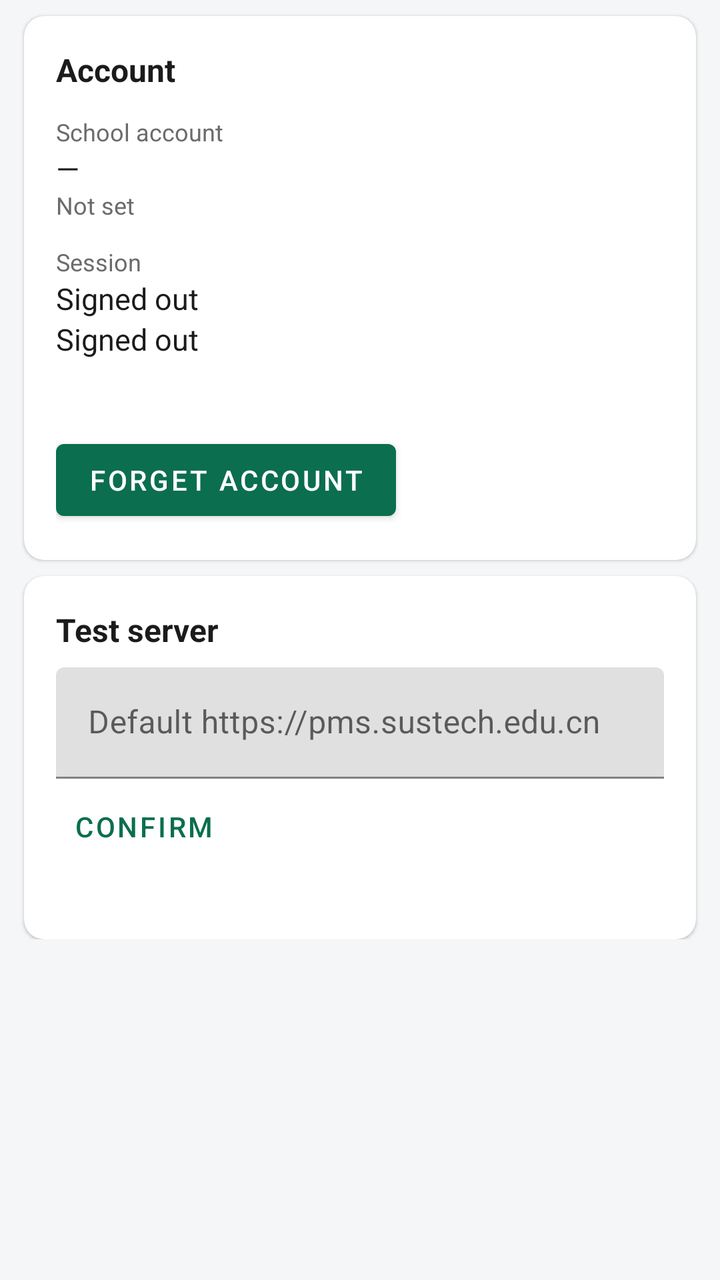
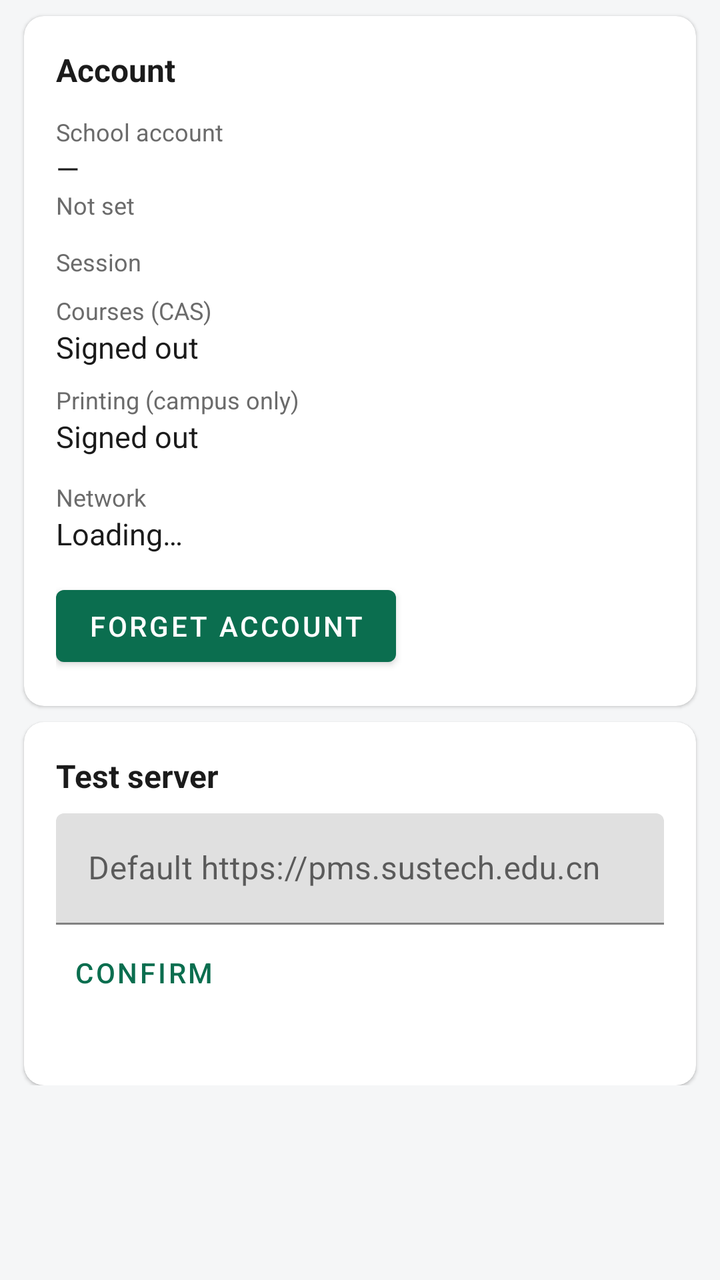

Screens rendered from an Android XML layout before and after an edit, with the pre-edit source and the edit as a unified diff.
<!-- AndroidManifest.xml: application theme Theme.SustechMobile -->
<!-- res/layout/fragment_account.xml -->
<?xml version="1.0" encoding="utf-8"?>
<ScrollView xmlns:android="http://schemas.android.com/apk/res/android"
    android:layout_width="match_parent"
    android:layout_height="match_parent">

    <LinearLayout
        android:layout_width="match_parent"
        android:layout_height="wrap_content"
        android:orientation="vertical"
        android:paddingBottom="24dp">

        <com.google.android.material.card.MaterialCardView
            style="@style/CardBase"
            android:layout_width="match_parent"
            android:layout_height="wrap_content">

            <LinearLayout
                android:layout_width="match_parent"
                android:layout_height="wrap_content"
                android:orientation="vertical"
                android:padding="16dp">

                <TextView
                    android:layout_width="wrap_content"
                    android:layout_height="wrap_content"
                    android:text="@string/account_title"
                    android:textColor="@color/ink"
                    android:textSize="16sp"
                    android:textStyle="bold" />

                <TextView
                    android:layout_width="wrap_content"
                    android:layout_height="wrap_content"
                    android:layout_marginTop="12dp"
                    android:text="@string/account_identity"
                    android:textAppearance="@style/FieldLabel" />

                <TextView
                    android:id="@+id/account_identity"
                    android:layout_width="wrap_content"
                    android:layout_height="wrap_content"
                    android:text="@string/account_unknown"
                    android:textAppearance="@style/FieldValue" />

                <TextView
                    android:id="@+id/account_identity_state"
                    android:layout_width="wrap_content"
                    android:layout_height="wrap_content"
                    android:text="@string/account_creds_missing"
                    android:textColor="@color/ink_muted"
                    android:textSize="12sp" />

                <TextView
                    android:layout_width="wrap_content"
                    android:layout_height="wrap_content"
                    android:layout_marginTop="12dp"
                    android:text="@string/account_session"
                    android:textAppearance="@style/FieldLabel" />

                <TextView
                    android:id="@+id/account_print_session"
                    android:layout_width="wrap_content"
                    android:layout_height="wrap_content"
                    android:text="@string/account_session_invalid"
                    android:textAppearance="@style/FieldValue" />

                <TextView
                    android:id="@+id/account_tis_session"
                    android:layout_width="wrap_content"
                    android:layout_height="wrap_content"
                    android:text="@string/account_session_invalid"
                    android:textAppearance="@style/FieldValue" />

                <TextView
                    android:id="@+id/account_note"
                    android:layout_width="match_parent"
                    android:layout_height="wrap_content"
                    android:layout_marginTop="8dp"
                    android:textColor="@color/ink_muted"
                    android:textSize="12sp" />

                <com.google.android.material.button.MaterialButton
                    android:id="@+id/btn_forget"
                    android:layout_width="wrap_content"
                    android:layout_height="wrap_content"
                    android:layout_marginTop="12dp"
                    android:text="@string/account_forget" />
            </LinearLayout>
        </com.google.android.material.card.MaterialCardView>

        <com.google.android.material.card.MaterialCardView
            style="@style/CardBase"
            android:layout_width="match_parent"
            android:layout_height="wrap_content">

            <LinearLayout
                android:layout_width="match_parent"
                android:layout_height="wrap_content"
                android:orientation="vertical"
                android:padding="16dp">

                <TextView
                    android:layout_width="wrap_content"
                    android:layout_height="wrap_content"
                    android:text="@string/account_dev_title"
                    android:textColor="@color/ink"
                    android:textSize="16sp"
                    android:textStyle="bold" />

                <com.google.android.material.textfield.TextInputLayout
                    android:layout_width="match_parent"
                    android:layout_height="wrap_content"
                    android:layout_marginTop="8dp"
                    android:hint="@string/server_hint">

                    <com.google.android.material.textfield.TextInputEditText
                        android:id="@+id/input_server"
                        android:layout_width="match_parent"
                        android:layout_height="wrap_content"
                        android:inputType="textUri"
                        android:maxLines="1" />
                </com.google.android.material.textfield.TextInputLayout>

                <com.google.android.material.button.MaterialButton
                    android:id="@+id/btn_server_save"
                    style="@style/Widget.MaterialComponents.Button.TextButton"
                    android:layout_width="wrap_content"
                    android:layout_height="wrap_content"
                    android:text="@string/action_confirm" />

                <TextView
                    android:id="@+id/account_server"
                    android:layout_width="wrap_content"
                    android:layout_height="wrap_content"
                    android:textColor="@color/ink_muted"
                    android:textSize="12sp" />
            </LinearLayout>
        </com.google.android.material.card.MaterialCardView>
    </LinearLayout>
</ScrollView>
<!-- resources referenced by this layout -->
<resources>
  <color name="ink">#1B1B1B</color>
  <color name="ink_muted">#6B6B6B</color>
  <string name="account_creds_missing">Not set</string>
  <string name="account_dev_title">Test server</string>
  <string name="account_forget">Forget account</string>
  <string name="account_identity">School account</string>
  <string name="account_session">Session</string>
  <string name="account_session_invalid">Signed out</string>
  <string name="account_title">Account</string>
  <string name="account_unknown">—</string>
  <string name="action_confirm">Confirm</string>
  <string name="server_hint">Default https://pms.sustech.edu.cn</string>
  <style name="CardBase" parent="Widget.MaterialComponents.CardView">
          <item name="cardCornerRadius">10dp</item>
          <item name="cardElevation">1dp</item>
          <item name="cardBackgroundColor">@color/surface</item>
          <item name="android:layout_marginStart">12dp</item>
          <item name="android:layout_marginEnd">12dp</item>
          <item name="android:layout_marginTop">8dp</item>
      </style>
  <style name="FieldLabel">
          <item name="android:textSize">12sp</item>
          <item name="android:textColor">@color/ink_muted</item>
      </style>
  <style name="FieldValue">
          <item name="android:textSize">15sp</item>
          <item name="android:textColor">@color/ink</item>
      </style>
  <style name="Theme.SustechMobile" parent="Theme.MaterialComponents.Light.NoActionBar">
          <item name="colorPrimary">@color/brand</item>
          <item name="colorPrimaryDark">@color/brand_dark</item>
          <item name="colorAccent">@color/brand</item>
          <item name="colorSecondary">@color/brand</item>
          <item name="android:windowBackground">@color/background</item>
          <item name="android:statusBarColor" tools:targetApi="21">@color/brand_dark</item>
      </style>
  <color name="surface">#FFFFFF</color>
  <color name="brand">#0B6E4F</color>
  <color name="brand_dark">#084F39</color>
  <color name="background">#F5F6F7</color>
</resources>

<!-- the commit's change to res/layout/fragment_account.xml (unified diff, before → after) -->
@@ -58,11 +58,12 @@
                     android:textAppearance="@style/FieldLabel" />
 
                 <TextView
-                    android:id="@+id/account_print_session"
                     android:layout_width="wrap_content"
                     android:layout_height="wrap_content"
-                    android:text="@string/account_session_invalid"
-                    android:textAppearance="@style/FieldValue" />
+                    android:layout_marginTop="8dp"
+                    android:text="@string/session_courses_label"
+                    android:textColor="@color/ink_muted"
+                    android:textSize="12sp" />
 
                 <TextView
                     android:id="@+id/account_tis_session"
@@ -72,12 +73,33 @@
                     android:textAppearance="@style/FieldValue" />
 
                 <TextView
-                    android:id="@+id/account_note"
+                    android:layout_width="wrap_content"
+                    android:layout_height="wrap_content"
+                    android:layout_marginTop="8dp"
+                    android:text="@string/session_printing_label"
+                    android:textColor="@color/ink_muted"
+                    android:textSize="12sp" />
+
+                <TextView
+                    android:id="@+id/account_print_session"
+                    android:layout_width="wrap_content"
+                    android:layout_height="wrap_content"
+                    android:text="@string/account_session_invalid"
+                    android:textAppearance="@style/FieldValue" />
+
+                <TextView
+                    android:layout_width="wrap_content"
+                    android:layout_height="wrap_content"
+                    android:layout_marginTop="12dp"
+                    android:text="@string/network_label"
+                    android:textAppearance="@style/FieldLabel" />
+
+                <TextView
+                    android:id="@+id/account_network"
                     android:layout_width="match_parent"
                     android:layout_height="wrap_content"
-                    android:layout_marginTop="8dp"
-                    android:textColor="@color/ink_muted"
-                    android:textSize="12sp" />
+                    android:text="@string/empty_loading"
+                    android:textAppearance="@style/FieldValue" />
 
                 <com.google.android.material.button.MaterialButton
                     android:id="@+id/btn_forget"
@@ -89,6 +111,7 @@
         </com.google.android.material.card.MaterialCardView>
 
         <com.google.android.material.card.MaterialCardView
+            android:id="@+id/card_server"
             style="@style/CardBase"
             android:layout_width="match_parent"
             android:layout_height="wrap_content">
<!-- resource entries referenced after the edit -->
@@ -11,7 +11,11 @@
   <string name="account_title">Account</string>
   <string name="account_unknown">—</string>
   <string name="action_confirm">Confirm</string>
+  <string name="empty_loading">Loading…</string>
+  <string name="network_label">Network</string>
   <string name="server_hint">Default https://pms.sustech.edu.cn</string>
+  <string name="session_courses_label">Courses (CAS)</string>
+  <string name="session_printing_label">Printing (campus only)</string>
   <style name="CardBase" parent="Widget.MaterialComponents.CardView">
           <item name="cardCornerRadius">10dp</item>
           <item name="cardElevation">1dp</item>
